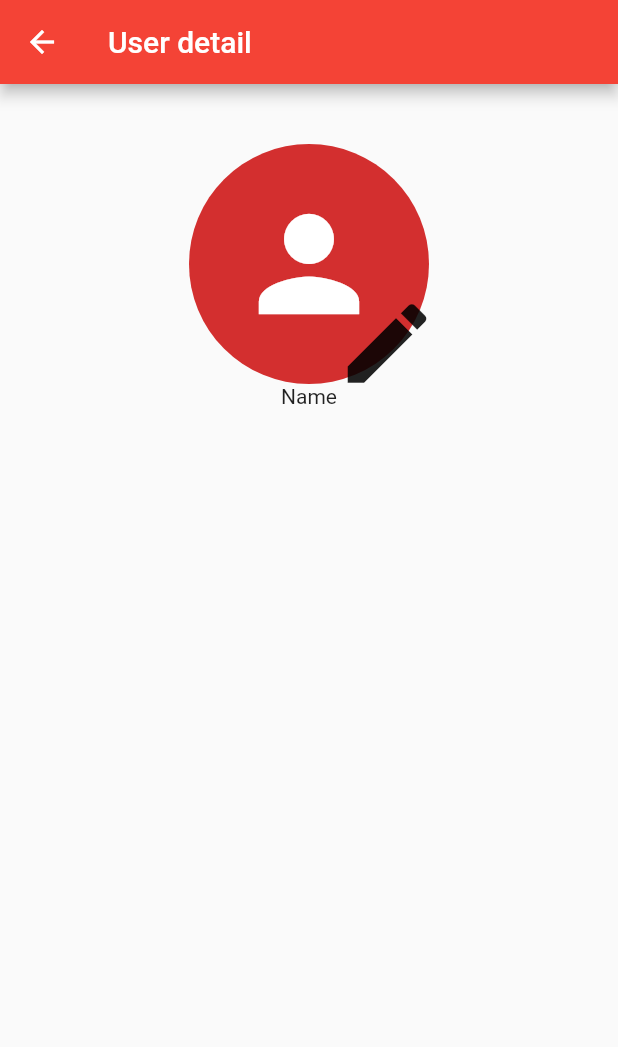
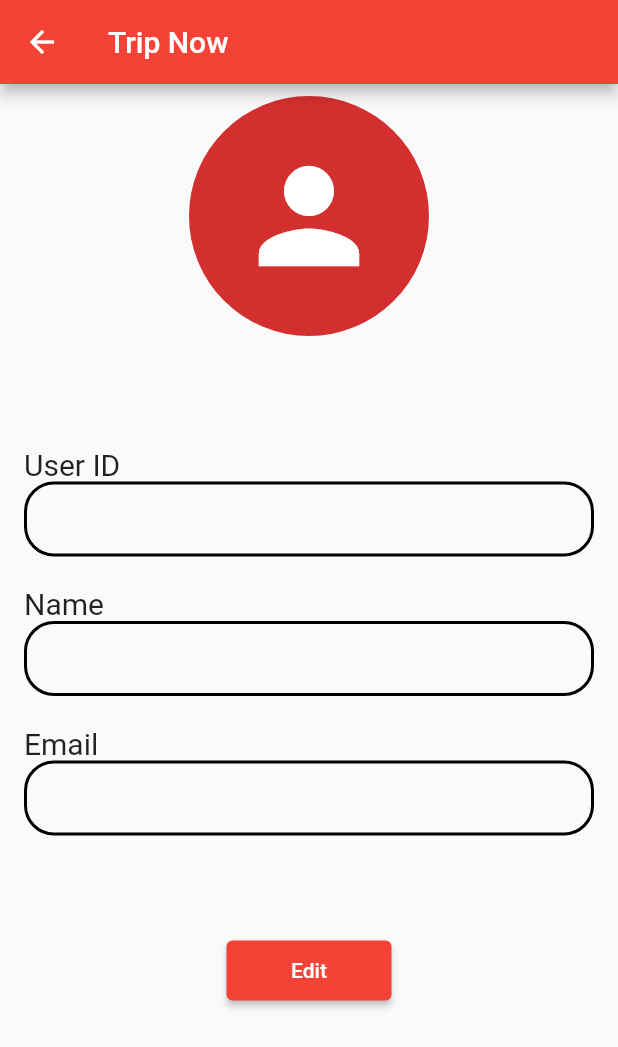
Before and after one commit to Lee-ZC/6002CEM_Group15, a Flutter app: the UserDetailsPage screen opened directly, on a phone screen of 412 x 824 dp. Shown: the top 1047 px of the screen. Run offline on Flutter 3.47's test engine with Material 2 defaults, Android fonts, the phone set to English and light mode, and no system bars; our stand-ins replace cloud_firestore, firebase_auth, firebase_core, fluttertoast, smooth_page_indicator; accounts and stored records are empty; network calls fail.

Commit message:
edit info

```diff
--- a/lib/NavBar.dart
+++ b/lib/NavBar.dart
@@ -40,7 +40,8 @@ class _NBState extends State<NBPage> {
   @override
   Widget build(BuildContext context) {
 
-    var name=null;
+    var name="";
+
     CollectionReference collection = FirebaseFirestore.instance.collection('Users') as CollectionReference<Object?>;
 
     return     FutureBuilder<DocumentSnapshot>(
@@ -63,6 +64,7 @@ class _NBState extends State<NBPage> {
           name=data['name'];
         }
         return Align(
+
           alignment: Alignment.topLeft,
           widthFactor: 0.7,
           child: Drawer(
--- a/lib/Pages/profile.dart
+++ b/lib/Pages/profile.dart
@@ -14,7 +14,7 @@ class profile_page extends StatefulWidget {
 
 class _profile_pageState extends State<profile_page> {
   final user = FirebaseAuth.instance.currentUser!;
-  var name = null;
+  var name="";
   CollectionReference collection = FirebaseFirestore.instance
       .collection('Users') as CollectionReference<Object?>;
 
--- a/lib/Pages/userDetailsPage.dart
+++ b/lib/Pages/userDetailsPage.dart
@@ -1,4 +1,10 @@
+import 'package:cloud_firestore/cloud_firestore.dart';
+import 'package:firebase_auth/firebase_auth.dart';
 import 'package:flutter/material.dart';
+import 'package:trip_now/Pages/editProfilePage.dart';
+
+import '../NavBar.dart';
+import '../sign_up.dart';
 
 class UserDetailsPage extends StatefulWidget {
   const UserDetailsPage({Key? key}) : super(key: key);
@@ -8,47 +14,161 @@ class UserDetailsPage extends StatefulWidget {
 }
 
 class _UserDetailsPageState extends State<UserDetailsPage> {
+  final _formKey = GlobalKey<FormState>();
+  final user = FirebaseAuth.instance.currentUser!;
+  var name = "";
+  var email = "";
+  var uid = "";
+  bool edit = false;
+  CollectionReference collection = FirebaseFirestore.instance
+      .collection('Users') as CollectionReference<Object?>;
+
   @override
   Widget build(BuildContext context) {
+    return FutureBuilder<DocumentSnapshot>(
+      //Fetching data from the documentId specified of the student
+      future: collection.doc(FirebaseAuth.instance.currentUser!.uid).get(),
+      builder:
+          (BuildContext context, AsyncSnapshot<DocumentSnapshot> snapshot) {
+        //Error Handling conditions
+        if (snapshot.hasError) {
+          print("Something went wrong");
+        }
+
+        if (snapshot.hasData && !snapshot.data!.exists) {
+          print("Document does not exist");
+        }
+
+        //Data is output to the user
+        if (snapshot.connectionState == ConnectionState.done) {
+          Map<String, dynamic> data =
+              snapshot.data!.data() as Map<String, dynamic>;
+          name = data['name'];
+          uid = data['uid'];
+          email = data['email'];
+        }
         return Scaffold(
           appBar: AppBar(
-        title: Text('User detail'),
+            title: const Text('Trip Now'),
           ),
-      body: Padding(
-        padding: const EdgeInsets.only(top: 40.0),
-        child: Column(
+          body: Column(
+            crossAxisAlignment: CrossAxisAlignment.start,
             children: [
               Center(
                 child: Column(
                   children: [
-                  Container(
+                    Padding(
+                      padding: const EdgeInsets.all(8.0),
+                      child: Container(
                         child: Stack(
                           children: [
                             CircleAvatar(
-                          child: Icon(Icons.person,size: 100,),
+                              child: Icon(
+                                Icons.person,
+                                size: 100,
+                              ),
                               radius: 80,
                             ),
-                        Positioned(
-                          child: Container(child: Icon(Icons.edit,size: 70,)),
-                          bottom: -8,
-                          right: -7,
+                          ],
+                        ),
+                      ),
+                    ),
+                  ],
+                ),
+              ),
+              SizedBox(
+                height: 50,
+              ),
+              Padding(
+                padding: const EdgeInsets.all(16.0),
+                child: Column(
+                  crossAxisAlignment: CrossAxisAlignment.start,
+                  children: [
+                    Text(
+                      "User ID",
+                      style: TextStyle(fontSize: 20),
+                    ),
+                    Container(
+                      height: 50,
+                      child: ListTile(
+                        shape: RoundedRectangleBorder(
+                          side: BorderSide(width: 2),
+                          borderRadius: BorderRadius.circular(20),
+                        ),
+                        title: Text(
+                          uid,
+                          style: TextStyle(fontSize: 15),
+                        ),
+                      ),
+                    ),
+                    SizedBox(
+                      height: 20,
+                    ),
+                    Text(
+                      "Name",
+                      style: TextStyle(fontSize: 20),
+                    ),
+                    Container(
+                      height: 50,
+                      child: ListTile(
+                        shape: RoundedRectangleBorder(
+                          side: BorderSide(width: 2),
+                          borderRadius: BorderRadius.circular(20),
+                        ),
+                        title: Text(
+                          name,
+                          style: TextStyle(fontSize: 20),
+                        ),
+                      ),
+                    ),
+                    SizedBox(
+                      height: 20,
+                    ),
+                    Text(
+                      "Email",
+                      style: TextStyle(fontSize: 20),
+                    ),
+                    Container(
+                      height: 50,
+                      child: ListTile(
+                        shape: RoundedRectangleBorder(
+                          side: BorderSide(width: 2),
+                          borderRadius: BorderRadius.circular(20),
+                        ),
+                        title: Text(
+                          email,
+                          style: TextStyle(fontSize: 20),
+                        ),
+                      ),
+                    ),
+                    SizedBox(
+                      height: 50,
+                    ),
+                    Center(
+                      child: Container(
+                        height: 80,
+                        width: 150,
+                        padding: const EdgeInsets.all(20),
+                        child: ElevatedButton(
+                          style: ElevatedButton.styleFrom(
+                            minimumSize: const Size.fromHeight(50),
+                          ),
+                          child: const Text('Edit'),
+                          onPressed: () { Navigator.of(context).push(
+                              MaterialPageRoute(builder: (context) => EditProfilePage()));
+                          },
+                        ),
+                      ),
                     ),
                   ],
                 ),
               ),
             ],
           ),
-            ),
-
-            Column(
-              mainAxisAlignment: MainAxisAlignment.start,
-              children: [
-                Text("Name"),
-              ],
-            ),
-          ],
-        ),
-      ),
+        );
+      },
     );
   }
+
+  void update() {}
 }
--- a/lib/main.dart
+++ b/lib/main.dart
@@ -5,6 +5,7 @@ import 'package:flutter/material.dart';
 import 'package:trip_now/Pages/onboardingPage.dart';
 import 'package:trip_now/Pages/home.dart';
 import 'package:firebase_core/firebase_core.dart';
+import 'package:trip_now/model/user.dart';
 
 Future main() async {
   WidgetsFlutterBinding.ensureInitialized();
```
Also changed, not shown: lib/Admin/userManage.dart (+9 -2 lines), lib/Pages/editProfilePage.dart (added, +207 -0 lines), lib/database.dart (+8 -7 lines), lib/login.dart (+7 -1 lines), lib/model/user.dart (+4 -22 lines), lib/sign_up.dart (+9 -1 lines). Lines whose indentation alone changed are shown as unchanged.
